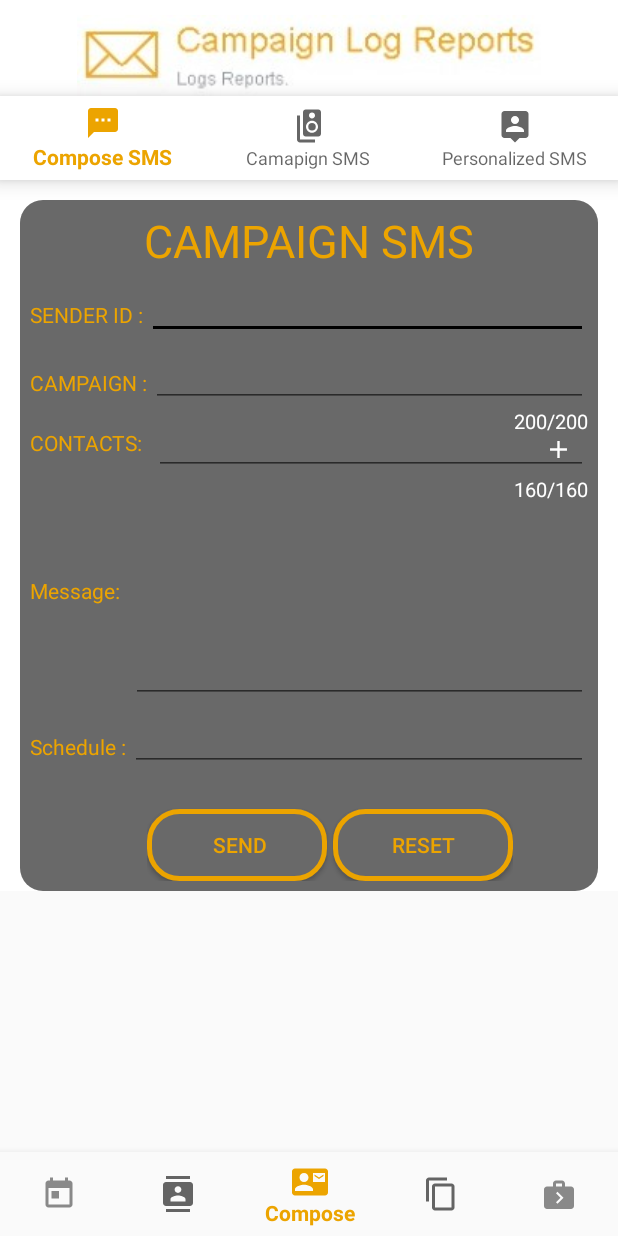
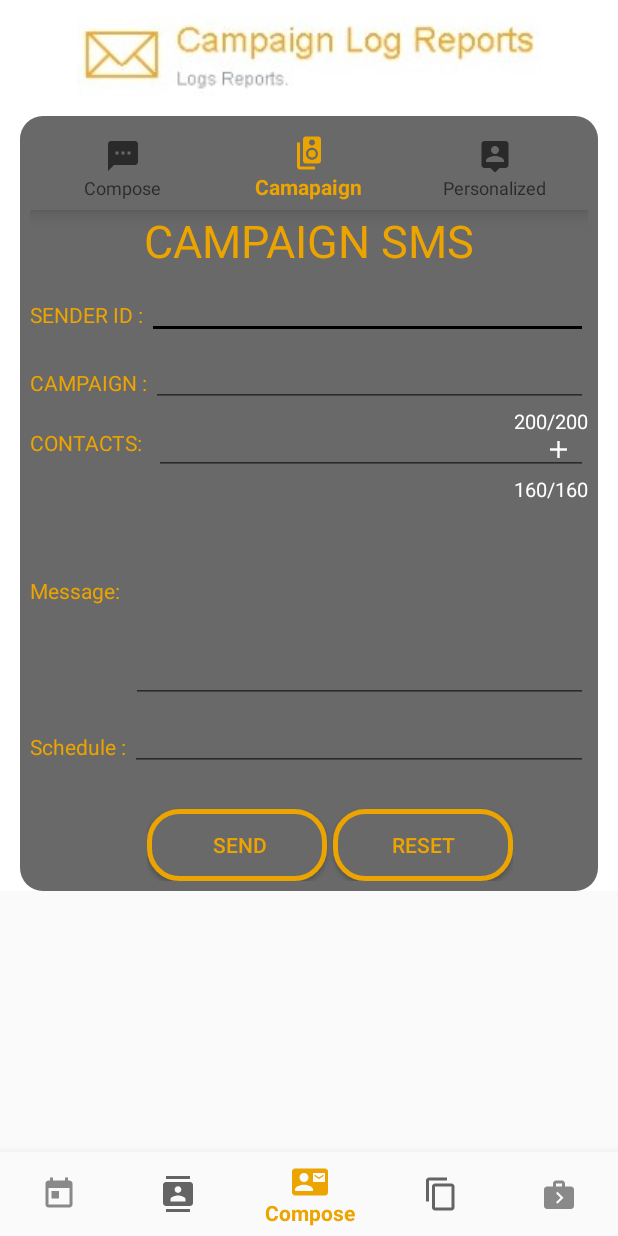
Before and after one commit to Abdulhaseeb61450/AdminPortal, an Android app: the CampaignSMS screen opened directly, with no data from a screen before it, on a phone screen of 412 x 824 dp. Run offline under Robolectric (Android 15) with nearby library versions, the phone set to English and light mode, and no system bars; our stand-ins replace sdp/ssp sizes.

Commit message:
20-3-2020

```diff
--- a/app/src/main/res/layout/activity_campaign_sms.xml
+++ b/app/src/main/res/layout/activity_campaign_sms.xml
@@ -39,15 +39,6 @@
             android:layout_height="wrap_content"
             android:src="@drawable/camp" />
 
-        <com.google.android.material.bottomnavigation.BottomNavigationView
-            android:id="@+id/bottom_navigation"
-            android:layout_width="match_parent"
-            android:layout_height="wrap_content"
-            app:menu="@menu/compose_navigation"
-            android:layout_below="@+id/simpleImageView"
-            android:background="@color/white">
-        </com.google.android.material.bottomnavigation.BottomNavigationView>
-
         <LinearLayout
             android:layout_marginLeft="@dimen/_10sdp"
             android:layout_marginRight="@dimen/_10sdp"
@@ -57,6 +48,15 @@
             android:background="@drawable/layout_corners"
             android:padding="@dimen/_5sdp"
             android:orientation="vertical">
+
+            <com.google.android.material.bottomnavigation.BottomNavigationView
+                android:id="@+id/bottom_navigation"
+                android:layout_width="match_parent"
+                android:layout_height="wrap_content"
+                app:menu="@menu/compose_navigation"
+                app:labelVisibilityMode="labeled"
+                android:background="@color/grey">
+            </com.google.android.material.bottomnavigation.BottomNavigationView>
 
             <TextView
                 android:layout_width="wrap_content"
--- a/app/src/main/res/layout/activity_quick_sms.xml
+++ b/app/src/main/res/layout/activity_quick_sms.xml
@@ -40,6 +40,7 @@
             android:layout_height="wrap_content"
             android:src="@drawable/camp" />
 
+
     <LinearLayout
         android:layout_marginLeft="@dimen/_10sdp"
         android:layout_marginRight="@dimen/_10sdp"
@@ -50,11 +51,13 @@
         android:padding="@dimen/_5sdp"
         android:orientation="vertical">
 
+
         <com.google.android.material.bottomnavigation.BottomNavigationView
             android:id="@+id/bottom_navigation"
             android:layout_width="match_parent"
             android:layout_height="wrap_content"
             app:menu="@menu/compose_navigation"
+            app:labelVisibilityMode="labeled"
             android:background="@color/grey">
         </com.google.android.material.bottomnavigation.BottomNavigationView>
 
--- a/app/src/main/res/menu/compose_navigation.xml
+++ b/app/src/main/res/menu/compose_navigation.xml
@@ -4,16 +4,16 @@
     <item
         android:id="@+id/nav_sms"
         android:icon="@drawable/ic_sms_black_24dp"
-        android:title="Compose SMS" />
+        android:title="Compose" />
 
     <item
         android:id="@+id/nav_campaign"
         android:icon="@drawable/ic_speaker_group_black_24dp"
-        android:title="Camapign SMS" />
+        android:title="Camapaign" />
 
     <item
         android:id="@+id/nav_personal"
         android:icon="@drawable/ic_person_sms_black_24dp"
-        android:title="Personalized SMS" />
+        android:title="Personalized" />
 
 </menu>
```
Also changed, not shown: app/src/main/java/com/example/adminportal/ComposeSMS/CampaignSMS.java (+38 -0 lines), app/src/main/java/com/example/adminportal/ComposeSMS/PersonalizedSMS.java (+38 -0 lines), app/src/main/java/com/example/adminportal/ComposeSMS/QuickSMS.java (+38 -3 lines), app/src/main/res/layout/activity_personalized_sms.xml (+9 -9 lines).
